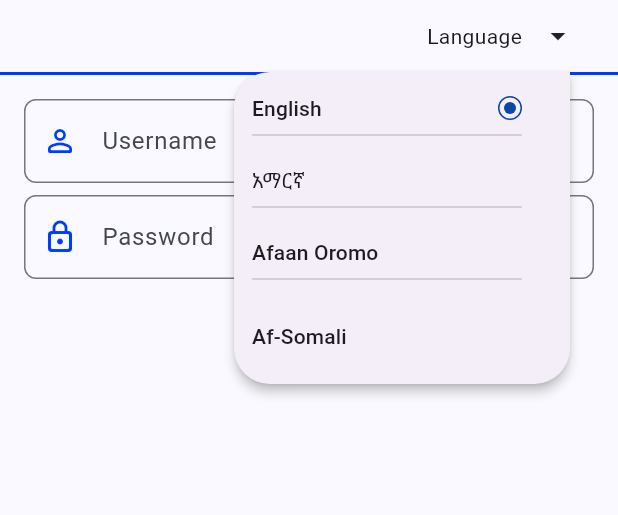
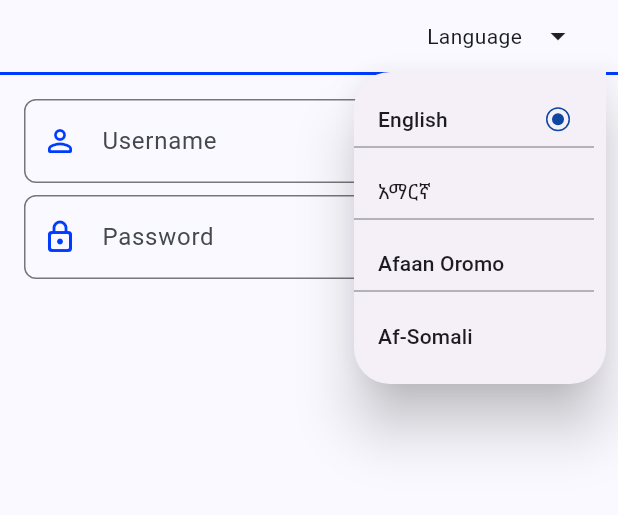
Before and after one commit to fikireab-m/amole-lite-clone, a Flutter app: the screen it shows after launch, after a tap on the "arrow drop down" icon, on a phone screen of 412 x 824 dp, the part 156-671 px from its top. Run offline on Flutter 3.47's test engine with Material 3 defaults, Android fonts, the phone set to English and light mode, and no system bars.

Commit message:
popup style fix

```diff
--- a/lib/pages/login.dart
+++ b/lib/pages/login.dart
@@ -66,8 +66,9 @@ class _LoginPageState extends State<LoginPage> {
                         child: PopupMenuButton<String>(
                           padding: const EdgeInsets.all(4.0),
                           icon: const Icon(Icons.arrow_drop_down),
-                          offset: const Offset(-16.0, 48.0),
+                          offset: const Offset(16.0, 48.0),
                           clipBehavior: Clip.none,
+                          elevation: 16.0,
                           shape: const RoundedRectangleBorder(
                               borderRadius: BorderRadius.only(
                             topLeft: Radius.circular(24.0),
@@ -77,14 +78,37 @@ class _LoginPageState extends State<LoginPage> {
                           surfaceTintColor: const Color(0xFFFFFFFF),
                           itemBuilder: (context) => languages
                               .map((language) => PopupMenuItem(
+                                    padding: const EdgeInsets.all(0.0),
                                     value: language['lable'],
                                     child: SizedBox(
-                                      width: 180.0,
+                                      width: 160.0,
                                       child: Column(
+                                        mainAxisSize: MainAxisSize.min,
+                                        crossAxisAlignment:
+                                            CrossAxisAlignment.stretch,
                                         children: [
-                                          Row(
+                                          Container(
+                                            width: double.infinity,
+                                            padding: const EdgeInsets.symmetric(
+                                              vertical: 8.0,
+                                              horizontal: 16.0,
+                                            ),
+                                            decoration: BoxDecoration(
+                                              border: (language['name'] !=
+                                                      languages[
+                                                          languages.length -
+                                                              1]['name'])
+                                                  ? const Border(
+                                                      bottom: BorderSide(
+                                                      color: Colors.grey,
+                                                    ))
+                                                  : null,
+                                            ),
+                                            child: Row(
                                               mainAxisAlignment:
-                                                MainAxisAlignment.spaceBetween,
+                                                  MainAxisAlignment
+                                                      .spaceBetween,
+                                              mainAxisSize: MainAxisSize.max,
                                               children: [
                                                 Text(language['name']!),
                                                 if (languageLabel ==
@@ -102,20 +126,19 @@ class _LoginPageState extends State<LoginPage> {
                                                       child: Container(
                                                         width: 8.0,
                                                         height: 8.0,
-                                                      decoration: BoxDecoration(
-                                                          shape:
-                                                              BoxShape.circle,
+                                                        decoration:
+                                                            BoxDecoration(
+                                                                shape: BoxShape
+                                                                    .circle,
                                                                 color: Colors
-                                                              .blue.shade900),
+                                                                    .blue
+                                                                    .shade900),
                                                       ),
                                                     ),
                                                   ),
                                               ],
                                             ),
-                                          if (language['name'] !=
-                                              languages[languages.length - 1]
-                                                  ['name'])
-                                            const Divider(),
+                                          ),
                                         ],
                                       ),
                                     ),
```
Lines whose indentation alone changed are shown as unchanged.
